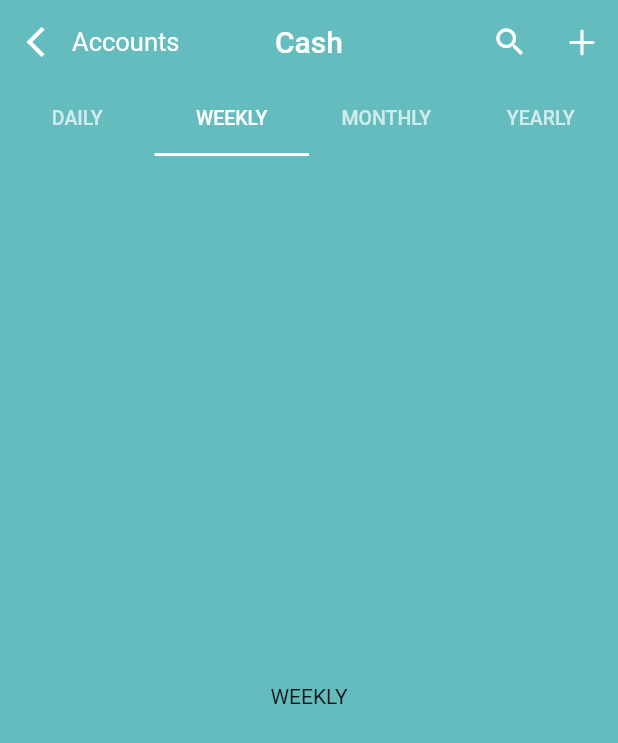
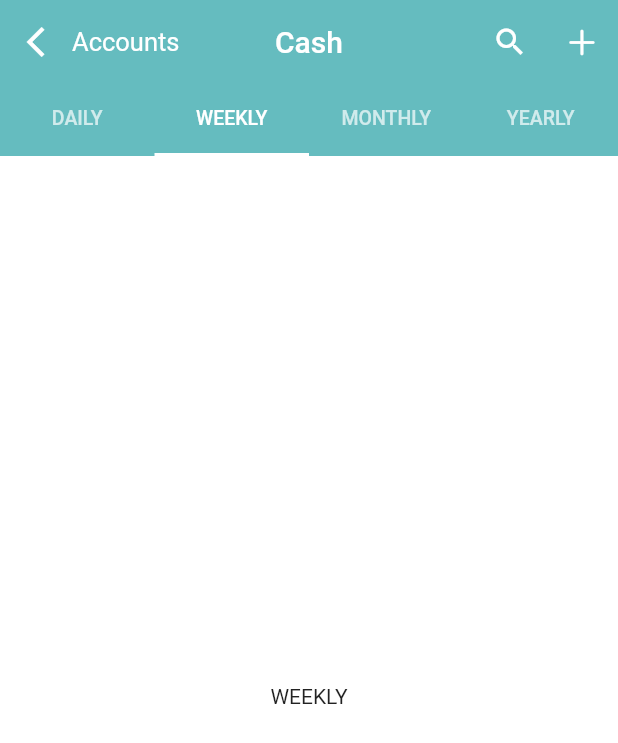
Before and after one commit to M-ixai-L/cash_page, a Flutter app: the screen it shows after launch, tab 2 chosen, on a phone screen of 412 x 824 dp. Shown: the top 743 px of the screen. Run offline on Flutter 3.47's test engine with Material 2 defaults, Android fonts, the phone set to English and light mode, and no system bars.

Commit message:
Fix simpleTab widget

```diff
--- a/lib/screens/cash_screen/cash_screen.dart
+++ b/lib/screens/cash_screen/cash_screen.dart
@@ -137,7 +137,9 @@ class CashScreen extends StatelessWidget {
         height: 1.0,
       );
 
-  Widget simpleTab(String tabName) => Center(child: Text(tabName));
+  Widget simpleTab(String tabName) {
+    return Container(color: Colors.white, child: Center(child: Text(tabName)));
+  }
 
   Widget customTile(int index) {
     const leadingSize = 34.0;
```
